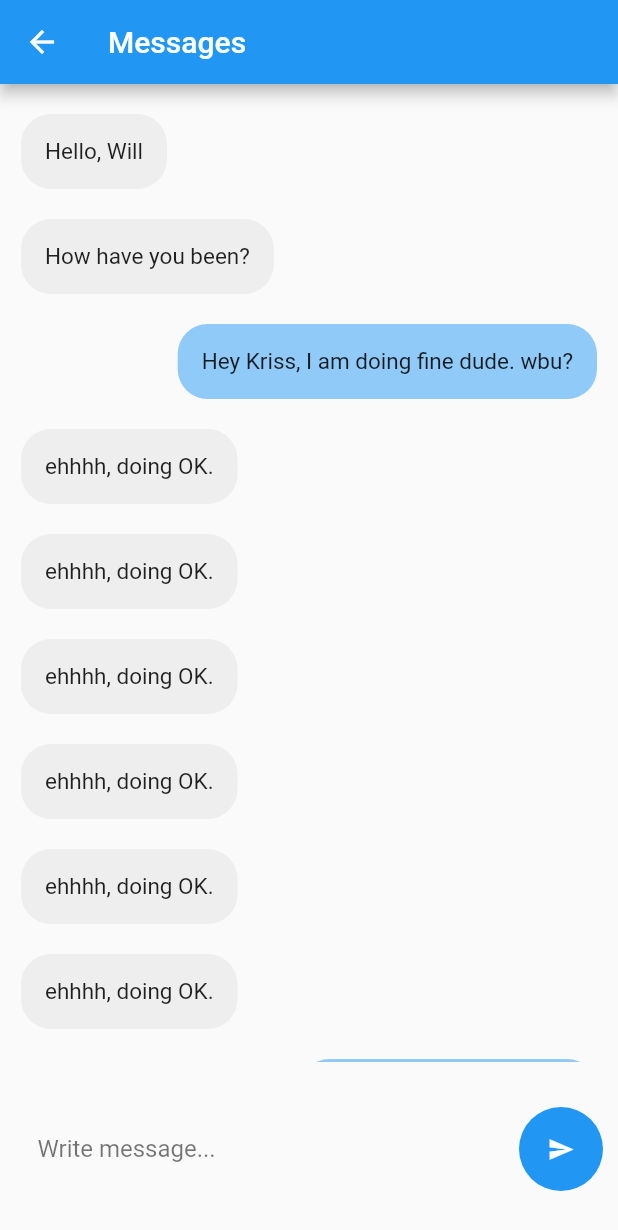
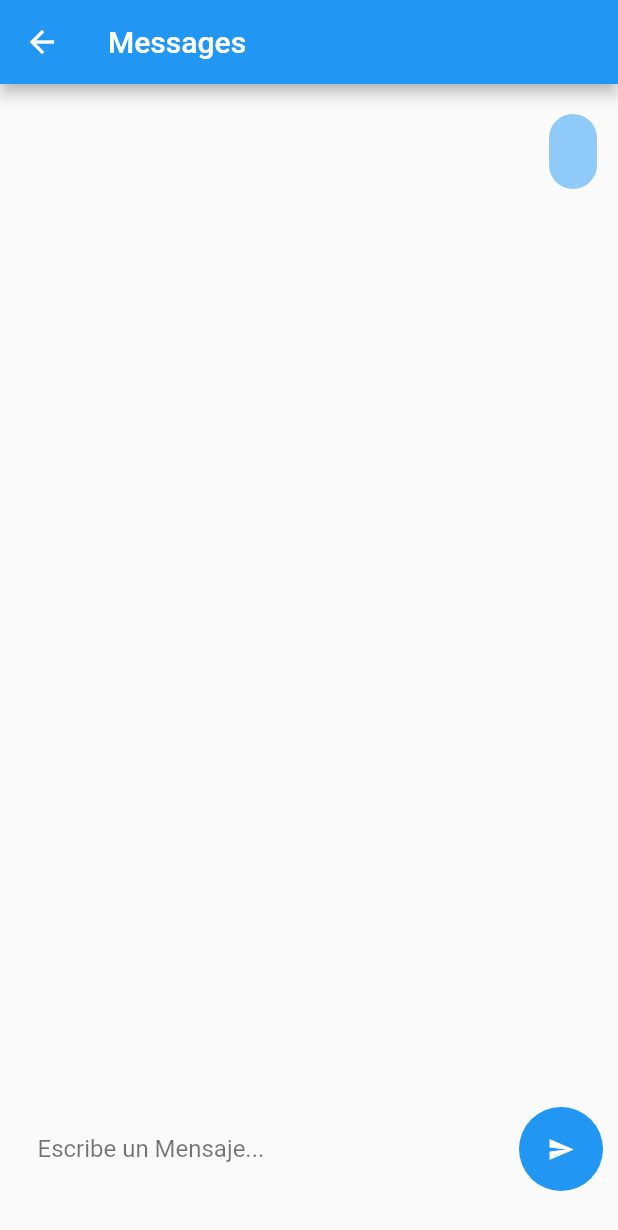
Before and after one commit to axflorezpersonal/proyectofinalsemillero, a Flutter app: the MessagesPage screen opened by its route, after a tap on the "send" icon, on a phone screen of 412 x 824 dp. Shown: the top 1230 px of the screen. Run offline on Flutter 3.47's test engine with Material 2 defaults, Android fonts, the light colour scheme and no system bars; missing offline and left inert: flutter_barcode_scanner.

```diff
--- a/lib/main.dart
+++ b/lib/main.dart
@@ -12,6 +12,7 @@ class MyApp extends StatelessWidget {
   Widget build(BuildContext context) {
     return MaterialApp(
       title: 'Flutter Demo',
+      debugShowCheckedModeBanner: false,
       theme: ThemeData(
         // This is the theme of your application.
         //
--- /dev/null
+++ b/lib/src/models/chatmessage_model.dart
@@ -0,0 +1,5 @@
+class ChatMessage {
+  String messageContent;
+  String messageType;
+  ChatMessage({required this.messageContent, required this.messageType});
+}
--- a/lib/src/pages/messages_page.dart
+++ b/lib/src/pages/messages_page.dart
@@ -1,4 +1,5 @@
 import 'package:flutter/material.dart';
+import 'package:proyectofinalsemillero/src/models/chatmessage_model.dart';
 
 class MessagesPage extends StatefulWidget {
   MessagesPage({Key? key}) : super(key: key);
@@ -7,43 +8,40 @@ class MessagesPage extends StatefulWidget {
   _MessagesPageState createState() => _MessagesPageState();
 }
 
-class ChatMessage {
-  String messageContent;
-  String messageType;
-  ChatMessage({required this.messageContent, required this.messageType});
-}
+
 
 class _MessagesPageState extends State<MessagesPage> {
+  final _controllerAddMessagge = TextEditingController();
   List<ChatMessage> messages = [
-    ChatMessage(messageContent: "Hello, Will", messageType: "receiver"),
-    ChatMessage(messageContent: "How have you been?", messageType: "receiver"),
-    ChatMessage(
-        messageContent: "Hey Kriss, I am doing fine dude. wbu?",
-        messageType: "sender"),
-    ChatMessage(messageContent: "ehhhh, doing OK.", messageType: "receiver"),
-    ChatMessage(messageContent: "ehhhh, doing OK.", messageType: "receiver"),
-    ChatMessage(messageContent: "ehhhh, doing OK.", messageType: "receiver"),
-    ChatMessage(messageContent: "ehhhh, doing OK.", messageType: "receiver"),
-    ChatMessage(messageContent: "ehhhh, doing OK.", messageType: "receiver"),
-    ChatMessage(messageContent: "ehhhh, doing OK.", messageType: "receiver"),
-    ChatMessage(
-        messageContent: "Is there any thing wrong?", messageType: "sender"),
-    ChatMessage(
-        messageContent: "Is there any thing wrong?", messageType: "sender"),
-    ChatMessage(
-        messageContent: "Is there any thing wrong?", messageType: "sender"),
-    ChatMessage(
-        messageContent: "Is there any thing wrong?", messageType: "sender"),
-    ChatMessage(
-        messageContent: "Is there any thing wrong?", messageType: "sender"),
-    ChatMessage(
-        messageContent: "Is there any thing wrong?", messageType: "sender"),
-    ChatMessage(
-        messageContent: "Is there any thing wrong?", messageType: "sender"),
-    ChatMessage(
-        messageContent: "Is there any thing wrong?", messageType: "sender"),
-    ChatMessage(
-        messageContent: "Is there any thing wrong?", messageType: "sender"),
+    // ChatMessage(messageContent: "Hello, Will", messageType: "receiver"),
+    // ChatMessage(messageContent: "How have you been?", messageType: "receiver"),
+    // ChatMessage(
+    //     messageContent: "Hey Kriss, I am doing fine dude. wbu?",
+    //     messageType: "sender"),
+    // ChatMessage(messageContent: "ehhhh, doing OK.", messageType: "receiver"),
+    // ChatMessage(messageContent: "ehhhh, doing OK.", messageType: "receiver"),
+    // ChatMessage(messageContent: "ehhhh, doing OK.", messageType: "receiver"),
+    // ChatMessage(messageContent: "ehhhh, doing OK.", messageType: "receiver"),
+    // ChatMessage(messageContent: "ehhhh, doing OK.", messageType: "receiver"),
+    // ChatMessage(messageContent: "ehhhh, doing OK.", messageType: "receiver"),
+    // ChatMessage(
+    //     messageContent: "Is there any thing wrong?", messageType: "sender"),
+    // ChatMessage(
+    //     messageContent: "Is there any thing wrong?", messageType: "sender"),
+    // ChatMessage(
+    //     messageContent: "Is there any thing wrong?", messageType: "sender"),
+    // ChatMessage(
+    //     messageContent: "Is there any thing wrong?", messageType: "sender"),
+    // ChatMessage(
+    //     messageContent: "Is there any thing wrong?", messageType: "sender"),
+    // ChatMessage(
+    //     messageContent: "Is there any thing wrong?", messageType: "sender"),
+    // ChatMessage(
+    //     messageContent: "Is there any thing wrong?", messageType: "sender"),
+    // ChatMessage(
+    //     messageContent: "Is there any thing wrong?", messageType: "sender"),
+    // ChatMessage(
+    //     messageContent: "Is there any thing wrong?", messageType: "sender"),
   ];
 
   @override
@@ -53,47 +51,54 @@ class _MessagesPageState extends State<MessagesPage> {
       body: Column(
         children: [
           Expanded(child: listMessage()),
-          Container(padding: EdgeInsets.only(top:30,left:10,right:10,bottom:30), child: sectionbuttons()),
+          Container(
+              padding:
+                  EdgeInsets.only(top: 30, left: 10, right: 10, bottom: 30),
+              child: sectionbuttons()),
         ],
       ),
     );
   }
 
-  sectionbuttons(){
-   return  Row(
+  sectionbuttons() {
+    return Row(
       children: <Widget>[
-                  // GestureDetector(
-                  //   onTap: (){
-                  //   },
-                  //   child: Container(
-                  //     height: 30,
-                  //     width: 30,
-                  //     decoration: BoxDecoration(
-                  //       color: Colors.lightBlue,
-                  //       borderRadius: BorderRadius.circular(30),
-                  //     ),
-                  //     child: Icon(Icons.add, color: Colors.white, size: 20, ),
-                  //   ),
-                  // ),
-                  SizedBox(width: 15,),
+        SizedBox(
+          width: 15,
+        ),
         Expanded(
           child: TextField(
+            controller: _controllerAddMessagge,
             decoration: InputDecoration(
-                        hintText: "Write message...",
+                hintText: "Escribe un Mensaje...",
                 hintStyle: TextStyle(color: Colors.black54),
-                        border: InputBorder.none
+                border: InputBorder.none),
           ),
         ),
+        SizedBox(
+          width: 15,
         ),
-                  SizedBox(width: 15,),
         FloatingActionButton(
-                    onPressed: (){},
-                    child: Icon(Icons.send,color: Colors.white,size: 18,),
+          onPressed: () {
+            print(_controllerAddMessagge.text);
+
+            setState(() {
+              ChatMessage chatMessage = ChatMessage(
+                  messageContent: _controllerAddMessagge.text,
+                  messageType: 'sender');
+              messages.add(chatMessage);
+              _controllerAddMessagge.text = '';
+            });
+          },
+          child: Icon(
+            Icons.send,
+            color: Colors.white,
+            size: 18,
+          ),
           backgroundColor: Colors.blue,
           elevation: 0,
         ),
       ],
-
     );
   }
 
@@ -102,7 +107,7 @@ class _MessagesPageState extends State<MessagesPage> {
       itemCount: messages.length,
       shrinkWrap: true,
       padding: EdgeInsets.only(top: 10, bottom: 10),
-      physics: NeverScrollableScrollPhysics(),
+      // physics: NeverScrollableScrollPhysics(),
       itemBuilder: (context, index) {
         return Container(
           padding: EdgeInsets.only(left: 14, right: 14, top: 10, bottom: 10),
```
Also changed, not shown: lib/src/pages/home_page.dart (+60 -16 lines), 1 other file. Lines whose indentation alone changed are shown as unchanged.
